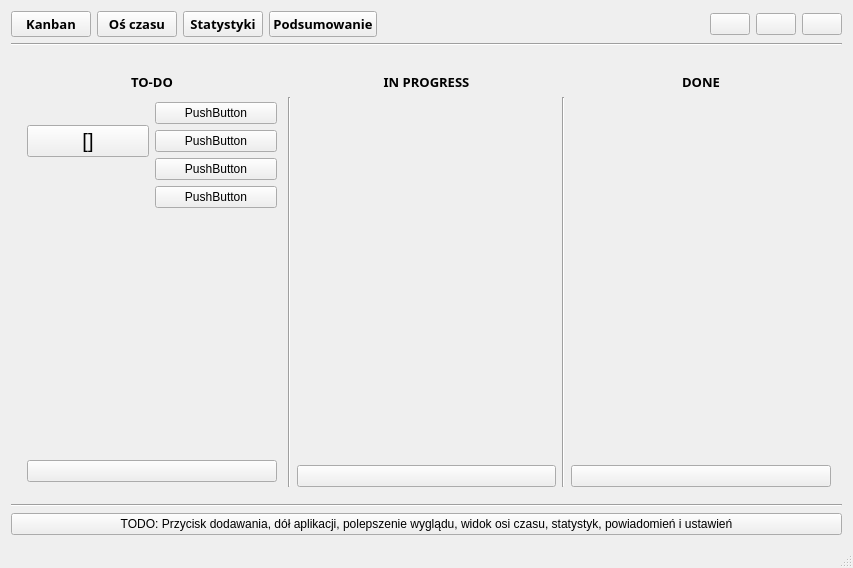
Above: mainwindow.ui from VEndymionV/Personal-Kanban before the change. Below: the same form after it.
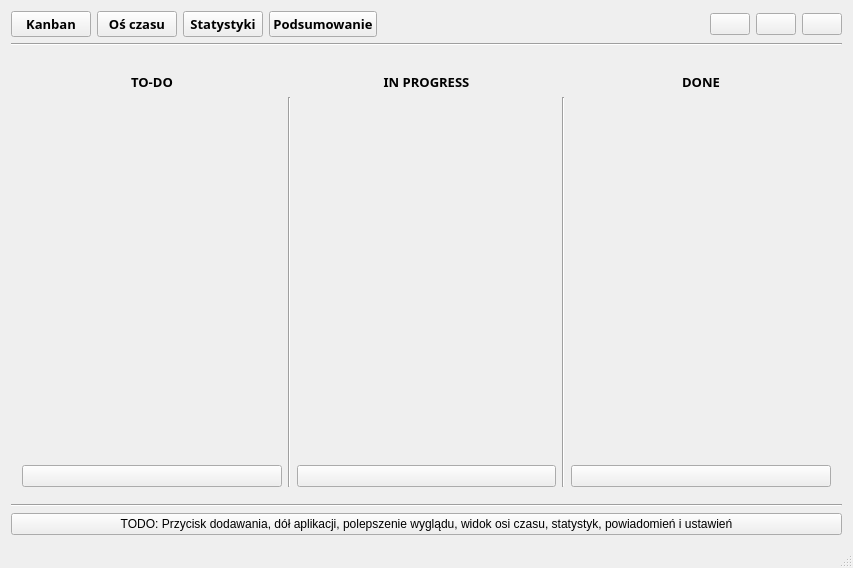
That is the form after the change. Icons and pictures are not drawn.

Commit message: Małe poprawki

What changed in the file:
```diff
--- a/mainwindow.ui
+++ b/mainwindow.ui
@@ -385,68 +385,6 @@
           </item>
           <item row="1" column="0">
            <layout class="QVBoxLayout" name="centralVLayout_Todo">
-            <property name="leftMargin">
-             <number>5</number>
-            </property>
-            <property name="topMargin">
-             <number>5</number>
-            </property>
-            <property name="rightMargin">
-             <number>5</number>
-            </property>
-            <property name="bottomMargin">
-             <number>5</number>
-            </property>
-            <item>
-             <layout class="QGridLayout" name="gridLayout">
-              <item row="2" column="1">
-               <widget class="QPushButton" name="pushButton_4">
-                <property name="text">
-                 <string>PushButton</string>
-                </property>
-               </widget>
-              </item>
-              <item row="0" column="1">
-               <widget class="QPushButton" name="pushButton">
-                <property name="text">
-                 <string>PushButton</string>
-                </property>
-               </widget>
-              </item>
-              <item row="1" column="1">
-               <widget class="QPushButton" name="pushButton_3">
-                <property name="text">
-                 <string>PushButton</string>
-                </property>
-               </widget>
-              </item>
-              <item row="3" column="1">
-               <widget class="QPushButton" name="pushButton_5">
-                <property name="text">
-                 <string>PushButton</string>
-                </property>
-               </widget>
-              </item>
-              <item row="0" column="0" rowspan="3">
-               <widget class="QPushButton" name="pushButton_2">
-                <property name="sizePolicy">
-                 <sizepolicy hsizetype="Minimum" vsizetype="Fixed">
-                  <horstretch>0</horstretch>
-                  <verstretch>0</verstretch>
-                 </sizepolicy>
-                </property>
-                <property name="font">
-                 <font>
-                  <pointsize>15</pointsize>
-                 </font>
-                </property>
-                <property name="text">
-                 <string>[]</string>
-                </property>
-               </widget>
-              </item>
-             </layout>
-            </item>
             <item>
              <spacer name="verticalSpacer">
               <property name="orientation">
```
The commit also changes 1 other file.
